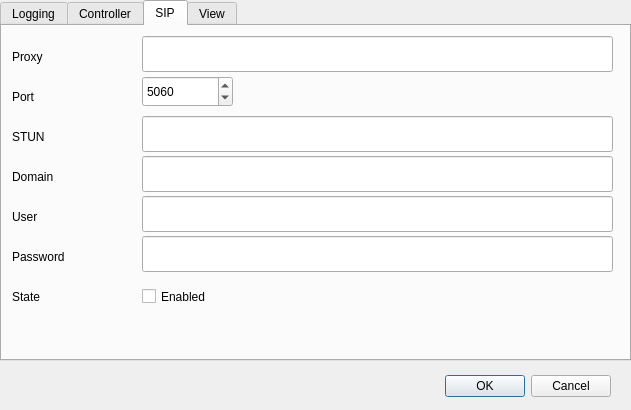
TheLord45/tpanel, file tqtsettings.ui: the form before one commit.
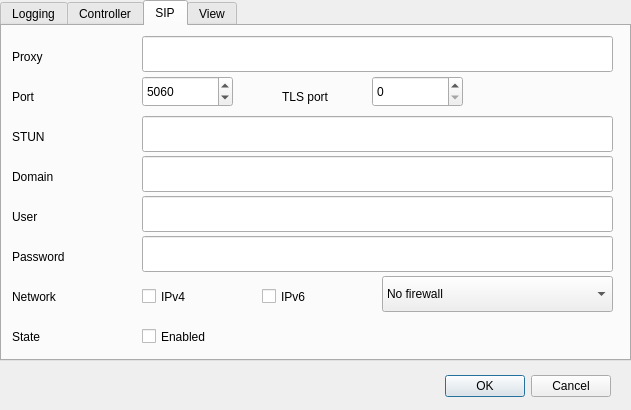
The form after the commit. The open tabs and pages were chosen to show the change. Icons and pictures are not drawn.

Commit message: Fixes the SIP client configuration. Adds SIP configuration for network protocolls and to handle behavior behind a firewall. Improves the way commands are identified as such.

The edit to the form file:
```diff
--- a/tqtsettings.ui
+++ b/tqtsettings.ui
@@ -942,7 +942,7 @@
      <property name="geometry">
       <rect>
        <x>10</x>
-       <y>260</y>
+       <y>300</y>
        <width>121</width>
        <height>22</height>
       </rect>
@@ -1092,7 +1092,7 @@
      <property name="geometry">
       <rect>
        <x>140</x>
-       <y>260</y>
+       <y>300</y>
        <width>201</width>
        <height>21</height>
       </rect>
@@ -1126,6 +1126,143 @@
       <number>5060</number>
      </property>
     </widget>
+    <widget class="QSpinBox" name="spinBox_SIPportTLS">
+     <property name="geometry">
+      <rect>
+       <x>370</x>
+       <y>50</y>
+       <width>91</width>
+       <height>31</height>
+      </rect>
+     </property>
+     <property name="toolTip">
+      <string>&lt;html&gt;&lt;head/&gt;&lt;body&gt;&lt;p&gt;The TLS network port number of the SIP controller. If this is 0 (default) a random port number is used.&lt;/p&gt;&lt;/body&gt;&lt;/html&gt;</string>
+     </property>
+     <property name="minimum">
+      <number>0</number>
+     </property>
+     <property name="maximum">
+      <number>65535</number>
+     </property>
+     <property name="value">
+      <number>0</number>
+     </property>
+    </widget>
+    <widget class="QLabel" name="label_SIPport_2">
+     <property name="geometry">
+      <rect>
+       <x>280</x>
+       <y>60</y>
+       <width>81</width>
+       <height>22</height>
+      </rect>
+     </property>
+     <property name="sizePolicy">
+      <sizepolicy hsizetype="Expanding" vsizetype="Expanding">
+       <horstretch>0</horstretch>
+       <verstretch>0</verstretch>
+      </sizepolicy>
+     </property>
+     <property name="minimumSize">
+      <size>
+       <width>60</width>
+       <height>22</height>
+      </size>
+     </property>
+     <property name="text">
+      <string>TLS port</string>
+     </property>
+    </widget>
+    <widget class="QLabel" name="label_SIPstate_2">
+     <property name="geometry">
+      <rect>
+       <x>10</x>
+       <y>260</y>
+       <width>121</width>
+       <height>22</height>
+      </rect>
+     </property>
+     <property name="sizePolicy">
+      <sizepolicy hsizetype="Expanding" vsizetype="Expanding">
+       <horstretch>0</horstretch>
+       <verstretch>0</verstretch>
+      </sizepolicy>
+     </property>
+     <property name="minimumSize">
+      <size>
+       <width>121</width>
+       <height>22</height>
+      </size>
+     </property>
+     <property name="text">
+      <string>Network</string>
+     </property>
+    </widget>
+    <widget class="QCheckBox" name="checkBox_SIPnetworkIPv4">
+     <property name="geometry">
+      <rect>
+       <x>140</x>
+       <y>260</y>
+       <width>111</width>
+       <height>21</height>
+      </rect>
+     </property>
+     <property name="toolTip">
+      <string>&lt;html&gt;&lt;head/&gt;&lt;body&gt;&lt;p&gt;Default: Checked; If this is checked then the connection over IPv4 protocol is allowed.&lt;/p&gt;&lt;/body&gt;&lt;/html&gt;</string>
+     </property>
+     <property name="text">
+      <string>IPv4</string>
+     </property>
+    </widget>
+    <widget class="QCheckBox" name="checkBox_SIPnetworkIPv6">
+     <property name="geometry">
+      <rect>
+       <x>260</x>
+       <y>260</y>
+       <width>111</width>
+       <height>21</height>
+      </rect>
+     </property>
+     <property name="toolTip">
+      <string>&lt;html&gt;&lt;head/&gt;&lt;body&gt;&lt;p&gt;Default: Checked; If this is checked then the connection over IPv5 protocol is allowed. If the machine allows this protocol it is prefered.&lt;/p&gt;&lt;/body&gt;&lt;/html&gt;</string>
+     </property>
+     <property name="text">
+      <string>IPv6</string>
+     </property>
+    </widget>
+    <widget class="QComboBox" name="comboBox_SIPfirewall">
+     <property name="geometry">
+      <rect>
+       <x>380</x>
+       <y>250</y>
+       <width>231</width>
+       <height>36</height>
+      </rect>
+     </property>
+     <property name="toolTip">
+      <string>&lt;html&gt;&lt;head/&gt;&lt;body&gt;&lt;p&gt;Default: No firewall; Defines how to deal with a firewall and how to get the official IP address. This is the address wehere the client is reachable from the internet.&lt;/p&gt;&lt;/body&gt;&lt;/html&gt;</string>
+     </property>
+     <item>
+      <property name="text">
+       <string>No firewall</string>
+      </property>
+     </item>
+     <item>
+      <property name="text">
+       <string>Use STUN server</string>
+      </property>
+     </item>
+     <item>
+      <property name="text">
+       <string>Use ICE</string>
+      </property>
+     </item>
+     <item>
+      <property name="text">
+       <string>Use UPNP</string>
+      </property>
+     </item>
+    </widget>
    </widget>
    <widget class="QWidget" name="tabView">
     <attribute name="title">
```
Left out of the diff: 3 changed lines with no effect on the pictures. The commit also changes 11 other files.
